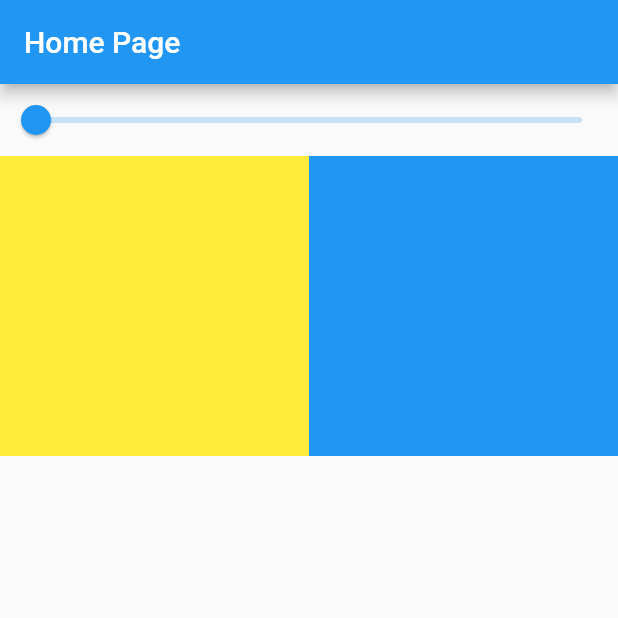
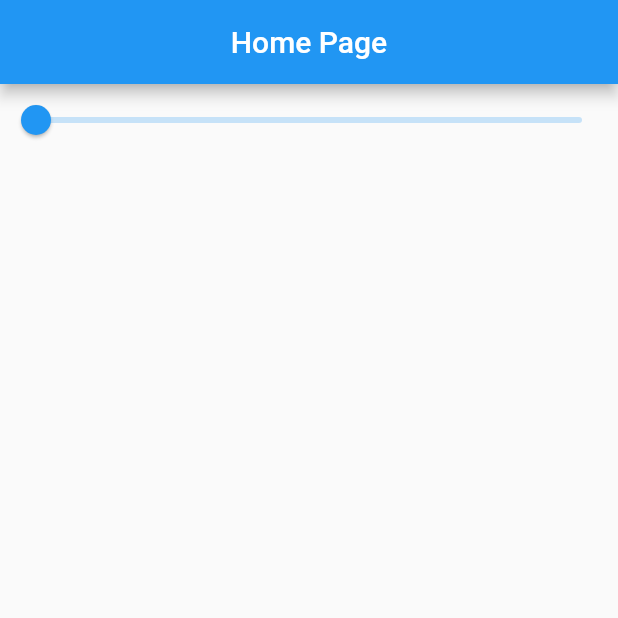
Before and after one commit to Khylesiarot/inheritednotifier, a Flutter app: the screen it shows after launch, on a phone screen of 412 x 824 dp, the top half of it. Run offline on Flutter 3.47's test engine with Material 2 defaults, Android fonts, the phone set to English and light mode, and no system bars.

```diff
--- a/lib/main.dart
+++ b/lib/main.dart
@@ -3,6 +3,7 @@ import 'package:flutter/material.dart';
 void main() {
   runApp(MaterialApp(
     title: 'Flutter Demo',
+    debugShowCheckedModeBanner: false,
     theme: ThemeData(
       primarySwatch: Colors.blue,
     ),
@@ -28,8 +29,9 @@ class SliderInheritedNotifier extends InheritedNotifier<SliderData> {
       {Key? key, required SliderData sliderData, required Widget child})
       : super(key: key, notifier: sliderData, child: child);
 
-   static double of(BuildContext context){
-    return context.dependOnInheritedWidgetOfExactType<SliderInheritedNotifier>()
+  static double of(BuildContext context) {
+    return context
+            .dependOnInheritedWidgetOfExactType<SliderInheritedNotifier>()
             ?.notifier
             ?.value ??
         0.0;
@@ -47,27 +49,42 @@ class _HomePageState extends State<HomePage> {
   @override
   Widget build(BuildContext context) {
     return Scaffold(
-      appBar: AppBar(title: const Text('Home Page')),
+      appBar: AppBar(
+        title: const Text('Home Page'),
+        centerTitle: true,
+      ),
       body: SliderInheritedNotifier(
         sliderData: sliderData,
-        child: Column(
+        child: Builder(builder: (context) {
+          return Column(
             children: [
-            Slider(value: 0, onChanged: (value) {}),
+              Slider(
+                  value: 0.0,
+                  onChanged: (value) {
+                    sliderData.value = value;
+                  }),
               Row(
                 mainAxisSize: MainAxisSize.max,
                 children: [
-                Container(
+                  Opacity(
+                    opacity: SliderInheritedNotifier.of(context),
+                    child: Container(
                       color: Colors.yellow,
                       height: 200,
                     ),
-                Container(
+                  ),
+                  Opacity(
+                    opacity: SliderInheritedNotifier.of(context),
+                    child: Container(
                       color: Colors.blue,
                       height: 200,
+                    ),
                   ),
                 ].expandEqually().toList(),
               )
             ],
-        ),
+          );
+        }),
       ),
     );
   }
```
Lines whose indentation alone changed are shown as unchanged.
